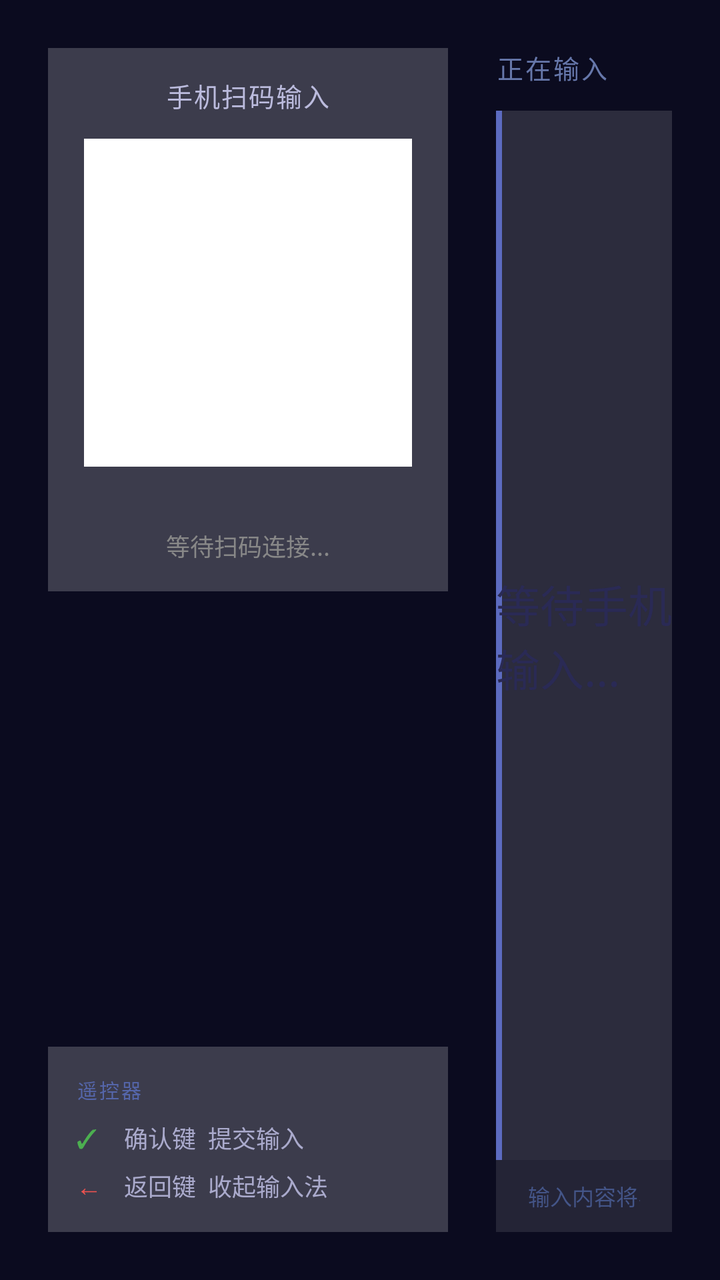
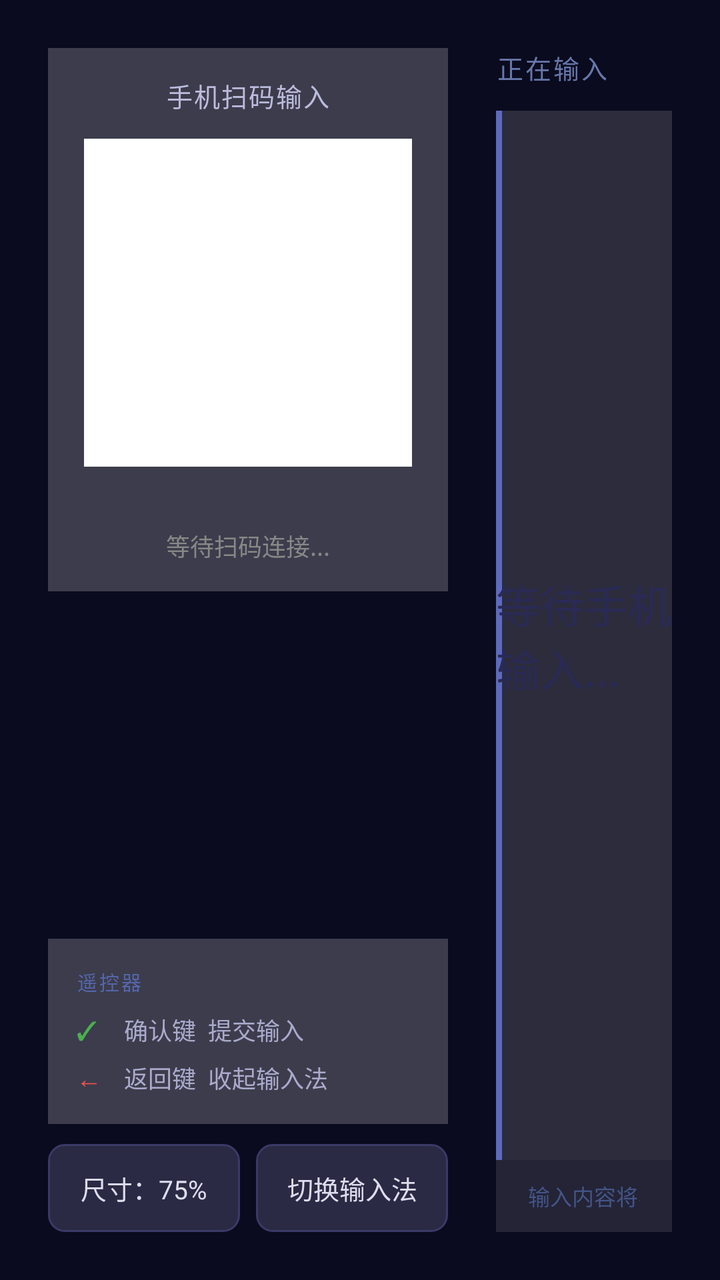

The first picture is an Android layout as it rendered before a commit; the second is the same layout after the commit. The layout source and the unified diff follow.
<!-- AndroidManifest.xml: application theme Theme.TVKeyboard -->
<!-- res/layout/ime_tv_panel.xml -->
<?xml version="1.0" encoding="utf-8"?>
<LinearLayout xmlns:android="http://schemas.android.com/apk/res/android"
    android:layout_width="match_parent"
    android:layout_height="match_parent"
    android:orientation="horizontal"
    android:background="#CC0A0A1E"
    android:padding="24dp">

    
    <LinearLayout
        android:layout_width="200dp"
        android:layout_height="match_parent"
        android:orientation="vertical"
        android:gravity="center_horizontal"
        android:layout_marginEnd="24dp">

        
        <LinearLayout
            android:layout_width="match_parent"
            android:layout_height="wrap_content"
            android:orientation="vertical"
            android:gravity="center_horizontal"
            android:background="#33FFFFFF"
            android:padding="14dp">

            <TextView
                android:layout_width="wrap_content"
                android:layout_height="wrap_content"
                android:text="手机扫码输入"
                android:textSize="13sp"
                android:textColor="#BBBBDD"
                android:letterSpacing="0.05"
                android:layout_marginBottom="12dp" />

            
            <LinearLayout
                android:layout_width="wrap_content"
                android:layout_height="wrap_content"
                android:background="#FFFFFF"
                android:padding="8dp">

                <ImageView
                    android:id="@+id/iv_qr_code"
                    android:layout_width="148dp"
                    android:layout_height="148dp" />

            </LinearLayout>

            <TextView
                android:id="@+id/tv_ip_address"
                android:layout_width="wrap_content"
                android:layout_height="wrap_content"
                android:textSize="11sp"
                android:textColor="#6666AA"
                android:fontFamily="monospace"
                android:gravity="center"
                android:layout_marginTop="10dp"
                android:layout_marginBottom="6dp" />

            
            <TextView
                android:id="@+id/tv_client_status"
                android:layout_width="wrap_content"
                android:layout_height="wrap_content"
                android:text="等待扫码连接..."
                android:textSize="12sp"
                android:textColor="#888888"
                android:gravity="center" />

        </LinearLayout>

        <View android:layout_width="0dp" android:layout_height="0dp" android:layout_weight="1" />

        
        <LinearLayout
            android:layout_width="match_parent"
            android:layout_height="wrap_content"
            android:orientation="vertical"
            android:background="#33FFFFFF"
            android:padding="14dp">

            <TextView
                android:layout_width="wrap_content"
                android:layout_height="wrap_content"
                android:text="遥控器"
                android:textSize="10sp"
                android:textColor="#5566AA"
                android:letterSpacing="0.1"
                android:layout_marginBottom="8dp" />

            <LinearLayout
                android:layout_width="match_parent"
                android:layout_height="wrap_content"
                android:orientation="horizontal"
                android:layout_marginBottom="6dp">

                <TextView
                    android:layout_width="24dp"
                    android:layout_height="wrap_content"
                    android:text="✓"
                    android:textSize="13sp"
                    android:textColor="#4CAF50" />

                <TextView
                    android:layout_width="wrap_content"
                    android:layout_height="wrap_content"
                    android:text="确认键  提交输入"
                    android:textSize="12sp"
                    android:textColor="#AAAACC" />

            </LinearLayout>

            <LinearLayout
                android:layout_width="match_parent"
                android:layout_height="wrap_content"
                android:orientation="horizontal">

                <TextView
                    android:layout_width="24dp"
                    android:layout_height="wrap_content"
                    android:text="←"
                    android:textSize="13sp"
                    android:textColor="#EF5350" />

                <TextView
                    android:layout_width="wrap_content"
                    android:layout_height="wrap_content"
                    android:text="返回键  收起输入法"
                    android:textSize="12sp"
                    android:textColor="#AAAACC" />

            </LinearLayout>

        </LinearLayout>

    </LinearLayout>

    
    <LinearLayout
        android:layout_width="0dp"
        android:layout_height="match_parent"
        android:layout_weight="1"
        android:orientation="vertical">

        
        <LinearLayout
            android:layout_width="match_parent"
            android:layout_height="wrap_content"
            android:orientation="horizontal"
            android:gravity="center_vertical"
            android:layout_marginBottom="12dp">

            <TextView
                android:layout_width="0dp"
                android:layout_height="wrap_content"
                android:layout_weight="1"
                android:text="正在输入"
                android:textSize="13sp"
                android:textColor="#6677AA"
                android:letterSpacing="0.08" />

            
            <TextView
                android:id="@+id/tv_session_badge"
                android:layout_width="wrap_content"
                android:layout_height="wrap_content"
                android:text=""
                android:textSize="11sp"
                android:textColor="#6677AA"
                android:visibility="gone" />

        </LinearLayout>

        
        <FrameLayout
            android:layout_width="match_parent"
            android:layout_height="0dp"
            android:layout_weight="1"
            android:background="#22FFFFFF">

            
            <View
                android:layout_width="3dp"
                android:layout_height="match_parent"
                android:background="#5C6BC0"
                android:layout_gravity="start" />

            <TextView
                android:id="@+id/tv_placeholder"
                android:layout_width="wrap_content"
                android:layout_height="wrap_content"
                android:layout_gravity="center"
                android:text="等待手机输入..."
                android:textSize="22sp"
                android:textColor="#2A2A55"
                android:fontFamily="sans-serif-light" />

            <TextView
                android:id="@+id/tv_input_text"
                android:layout_width="match_parent"
                android:layout_height="wrap_content"
                android:layout_gravity="center"
                android:textSize="36sp"
                android:textColor="#FFFFFF"
                android:textStyle="bold"
                android:gravity="center"
                android:paddingStart="20dp"
                android:paddingEnd="20dp"
                android:paddingTop="16dp"
                android:paddingBottom="16dp"
                android:visibility="gone"
                android:maxLines="4"
                android:ellipsize="end"
                android:shadowColor="#66000033"
                android:shadowRadius="8"
                android:shadowDx="0"
                android:shadowDy="2" />

        </FrameLayout>

        
        <LinearLayout
            android:layout_width="match_parent"
            android:layout_height="36dp"
            android:orientation="horizontal"
            android:gravity="center_vertical"
            android:background="#1AFFFFFF"
            android:paddingStart="16dp"
            android:paddingEnd="16dp">

            <TextView
                android:layout_width="0dp"
                android:layout_height="wrap_content"
                android:layout_weight="1"
                android:text="输入内容将实时同步到此"
                android:textSize="11sp"
                android:textColor="#445588" />

            <TextView
                android:layout_width="wrap_content"
                android:layout_height="wrap_content"
                android:text="TV 远程输入法"
                android:textSize="10sp"
                android:textColor="#334466" />

        </LinearLayout>

    </LinearLayout>

</LinearLayout>
<!-- resources referenced by this layout -->
<resources>
  <style name="Theme.TVKeyboard" parent="Theme.MaterialComponents.DayNight.NoActionBar">
          <item name="colorPrimary">#5C6BC0</item>
          <item name="colorPrimaryVariant">#3949AB</item>
          <item name="colorOnPrimary">#FFFFFF</item>
          <item name="colorSecondary">#26A69A</item>
          <item name="android:windowBackground">#0F0F23</item>
          <item name="android:statusBarColor">#0F0F23</item>
          <item name="android:navigationBarColor">#0F0F23</item>
      </style>
</resources>

<!-- the commit's change to res/layout/ime_tv_panel.xml (unified diff, before → after) -->
@@ -8,6 +8,7 @@
 
     
     <LinearLayout
+        android:id="@+id/left_column"
         android:layout_width="200dp"
         android:layout_height="match_parent"
         android:orientation="vertical"
@@ -73,6 +74,7 @@
 
         
         <LinearLayout
+            android:id="@+id/card_remote_hint"
             android:layout_width="match_parent"
             android:layout_height="wrap_content"
             android:orientation="vertical"
@@ -130,6 +132,40 @@
                     android:textColor="#AAAACC" />
 
             </LinearLayout>
+
+        </LinearLayout>
+
+        <LinearLayout
+            android:id="@+id/panel_actions"
+            android:layout_width="match_parent"
+            android:layout_height="wrap_content"
+            android:orientation="horizontal"
+            android:layout_marginTop="10dp">
+
+            <TextView
+                android:id="@+id/btn_size_toggle"
+                android:layout_width="0dp"
+                android:layout_height="44dp"
+                android:layout_weight="1"
+                android:layout_marginEnd="8dp"
+                android:gravity="center"
+                android:text="尺寸：75%"
+                android:textSize="13sp"
+                android:textColor="#DDDDEE"
+                android:focusable="true"
+                android:background="@drawable/btn_secondary_bg" />
+
+            <TextView
+                android:id="@+id/btn_switch_ime"
+                android:layout_width="0dp"
+                android:layout_height="44dp"
+                android:layout_weight="1"
+                android:gravity="center"
+                android:text="切换输入法"
+                android:textSize="13sp"
+                android:textColor="#DDDDEE"
+                android:focusable="true"
+                android:background="@drawable/btn_secondary_bg" />
 
         </LinearLayout>
 
@@ -220,6 +256,7 @@
 
         
         <LinearLayout
+            android:id="@+id/bottom_strip"
             android:layout_width="match_parent"
             android:layout_height="36dp"
             android:orientation="horizontal"
<!-- resource entries referenced after the edit -->
@@ -1,5 +1,13 @@
 <!-- resources referenced by this layout -->
 <resources>
+  <!-- drawable btn_secondary_bg (drawable) -->
+  <?xml version="1.0" encoding="utf-8"?>
+  <shape xmlns:android="http://schemas.android.com/apk/res/android"
+      android:shape="rectangle">
+      <solid android:color="#2A2A45" />
+      <corners android:radius="8dp" />
+      <stroke android:width="1dp" android:color="#3A3A66" />
+  </shape>
   <style name="Theme.TVKeyboard" parent="Theme.MaterialComponents.DayNight.NoActionBar">
           <item name="colorPrimary">#5C6BC0</item>
           <item name="colorPrimaryVariant">#3949AB</item>
